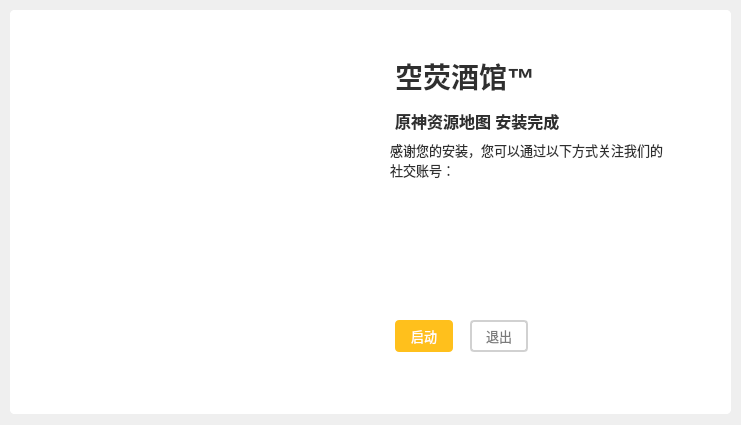
Above: Form Files/tianli_widget.ui from Sallee1/KongYing_Installer before the change. Below: the same form after it.
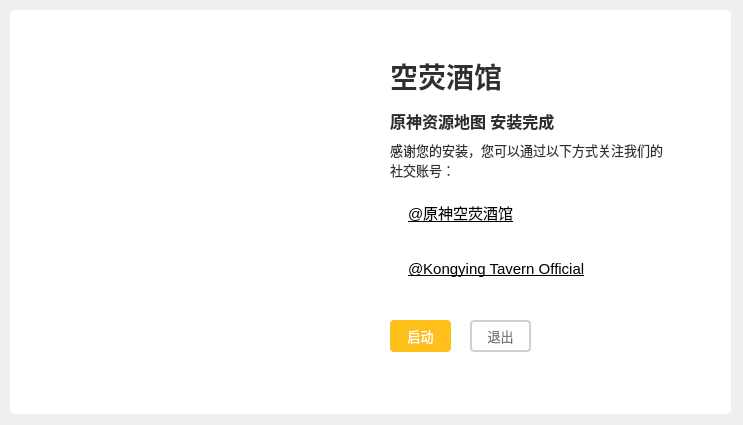
That is the form after the change. The open tabs and pages were chosen to show the change. Icons and pictures are not drawn.

Diff of the .ui file:
```diff
--- a/Form Files/tianli_widget.ui
+++ b/Form Files/tianli_widget.ui
@@ -6,7 +6,7 @@
    <rect>
     <x>0</x>
     <y>0</y>
-    <width>741</width>
+    <width>743</width>
     <height>425</height>
    </rect>
   </property>
@@ -124,7 +124,7 @@
   <widget class="QLabel" name="label_Title">
    <property name="geometry">
     <rect>
-     <x>395</x>
+     <x>390</x>
      <y>56</y>
      <width>140</width>
      <height>40</height>
@@ -142,7 +142,7 @@
                 </string>
    </property>
    <property name="text">
-    <string>空荧酒馆™</string>
+    <string>空荧酒馆</string>
    </property>
   </widget>
   <widget class="QPushButton" name="pushButton_UI_Close">
@@ -765,7 +765,7 @@
       <widget class="QLabel" name="label_Wizard_finish">
        <property name="geometry">
         <rect>
-         <x>115</x>
+         <x>110</x>
          <y>10</y>
          <width>301</width>
          <height>21</height>
@@ -823,30 +823,34 @@
       <widget class="QWidget" name="horizontalLayoutWidget">
        <property name="geometry">
         <rect>
-         <x>119</x>
-         <y>99</y>
-         <width>231</width>
-         <height>81</height>
+         <x>110</x>
+         <y>90</y>
+         <width>321</width>
+         <height>102</height>
         </rect>
        </property>
-       <layout class="QHBoxLayout" name="horizontalLayout">
+       <layout class="QGridLayout" name="gridLayout_externLink">
         <property name="sizeConstraint">
          <enum>QLayout::SetDefaultConstraint</enum>
         </property>
-        <item>
-         <widget class="QLabel" name="label_Icon_0">
-          <property name="minimumSize">
-           <size>
-            <width>64</width>
-            <height>64</height>
-           </size>
+        <property name="spacing">
+         <number>10</number>
+        </property>
+        <item row="1" column="2">
+         <spacer name="horizontalSpacer">
+          <property name="orientation">
+           <enum>Qt::Horizontal</enum>
           </property>
-          <property name="maximumSize">
+          <property name="sizeHint" stdset="0">
            <size>
-            <width>64</width>
-            <height>64</height>
+            <width>40</width>
+            <height>20</height>
            </size>
           </property>
+         </spacer>
+        </item>
+        <item row="1" column="0">
+         <widget class="QLabel" name="label_Icon_bilibili">
           <property name="styleSheet">
            <string notr="true">
                                         font-size:13px;
@@ -855,21 +859,11 @@
           <property name="text">
            <string/>
           </property>
-         </widget>
-        </item>
-        <item>
-         <widget class="QLabel" name="label_Icon_1">
-          <property name="minimumSize">
-           <size>
-            <width>64</width>
-            <height>64</height>
-           </size>
+          <property name="pixmap">
+           <pixmap resource="../Resource Files/tianli.qrc">:/link/Resource/bilibili.png</pixmap>
           </property>
-          <property name="maximumSize">
-           <size>
-            <width>64</width>
-            <height>64</height>
-           </size>
+          <property name="openExternalLinks">
+           <bool>true</bool>
           </property>
           <property name="styleSheet">
            <string notr="true">
@@ -878,6 +872,44 @@
           </property>
           <property name="text">
            <string/>
+          </property>
+          <property name="pixmap">
+           <pixmap resource="../Resource Files/tianli.qrc">:/link/Resource/youtube.png</pixmap>
+          </property>
+          <property name="openExternalLinks">
+           <bool>true</bool>
+          </property>
+         </widget>
+        </item>
+        <item row="1" column="1">
+         <widget class="QLabel" name="label_bilibili">
+          <property name="font">
+           <font>
+            <pointsize>11</pointsize>
+            <bold>false</bold>
+           </font>
+          </property>
+          <property name="text">
+           <string>&lt;html&gt;&lt;head/&gt;&lt;body&gt;&lt;p&gt;&lt;a href=&quot;https://space.bilibili.com/518076785&quot;&gt;&lt;span style=&quot; text-decoration: underline; color:#000000;&quot;&gt;@原神空荧酒馆&lt;/span&gt;&lt;/a&gt;&lt;/p&gt;&lt;/body&gt;&lt;/html&gt;</string>
+          </property>
+          <property name="openExternalLinks">
+           <bool>true</bool>
+          </property>
+         </widget>
+        </item>
+        <item row="2" column="1">
+         <widget class="QLabel" name="label_youtube">
+          <property name="font">
+           <font>
+            <pointsize>11</pointsize>
+            <bold>false</bold>
+           </font>
+          </property>
+          <property name="text">
+           <string>&lt;html&gt;&lt;head/&gt;&lt;body&gt;&lt;p&gt;&lt;a href=&quot;https://www.youtube.com/@KongyingTavernOfficial&quot;&gt;&lt;span style=&quot; text-decoration: underline; color:#000000;&quot;&gt;@Kongying Tavern Official&lt;/span&gt;&lt;/a&gt;&lt;/p&gt;&lt;/body&gt;&lt;/html&gt;</string>
+          </property>
+          <property name="openExternalLinks">
+           <bool>true</bool>
           </property>
          </widget>
         </item>
@@ -886,9 +918,9 @@
       <widget class="QPushButton" name="pushButton_Finished_Run">
        <property name="geometry">
         <rect>
-         <x>115</x>
+         <x>110</x>
          <y>220</y>
-         <width>58</width>
+         <width>61</width>
          <height>32</height>
         </rect>
        </property>
@@ -919,7 +951,7 @@
         <rect>
          <x>190</x>
          <y>220</y>
-         <width>58</width>
+         <width>61</width>
          <height>32</height>
         </rect>
        </property>
```
Left out of the diff: 16 changed lines with no effect on the pictures.
